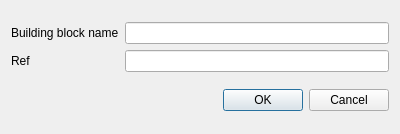
Above: src/dlg_buildingblock.ui from jfouche/bbm before the change. Below: the same form after it.
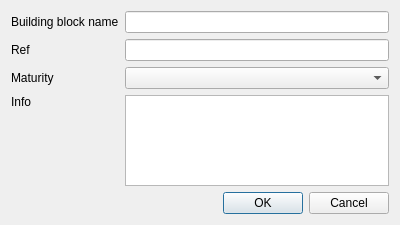
That is the form after the change.

```diff
--- a/src/dlg_buildingblock.ui
+++ b/src/dlg_buildingblock.ui
@@ -7,7 +7,7 @@
     <x>0</x>
     <y>0</y>
     <width>400</width>
-    <height>134</height>
+    <height>225</height>
    </rect>
   </property>
   <property name="windowTitle">
@@ -16,10 +16,7 @@
   <layout class="QVBoxLayout" name="verticalLayout">
    <item>
     <layout class="QGridLayout" name="gridLayout">
-     <item row="0" column="1">
-      <widget class="QLineEdit" name="nameEdit"/>
-     </item>
-     <item row="0" column="0">
+     <item row="1" column="0">
       <widget class="QLabel" name="label">
        <property name="text">
         <string>Building block name</string>
@@ -27,15 +24,41 @@
       </widget>
      </item>
      <item row="1" column="1">
+      <widget class="QLineEdit" name="nameEdit"/>
+     </item>
+     <item row="3" column="1">
+      <widget class="QComboBox" name="comboMaturity"/>
+     </item>
+     <item row="2" column="1">
       <widget class="QLineEdit" name="refEdit"/>
      </item>
-     <item row="1" column="0">
+     <item row="2" column="0">
       <widget class="QLabel" name="label_2">
        <property name="text">
         <string>Ref</string>
        </property>
       </widget>
      </item>
+     <item row="3" column="0">
+      <widget class="QLabel" name="label_3">
+       <property name="text">
+        <string>Maturity</string>
+       </property>
+      </widget>
+     </item>
+     <item row="4" column="0">
+      <widget class="QLabel" name="label_4">
+       <property name="text">
+        <string>Info</string>
+       </property>
+       <property name="alignment">
+        <set>Qt::AlignLeading|Qt::AlignLeft|Qt::AlignTop</set>
+       </property>
+      </widget>
+     </item>
+     <item row="4" column="1">
+      <widget class="QTextEdit" name="textEdit"/>
+     </item>
     </layout>
    </item>
    <item>
```
